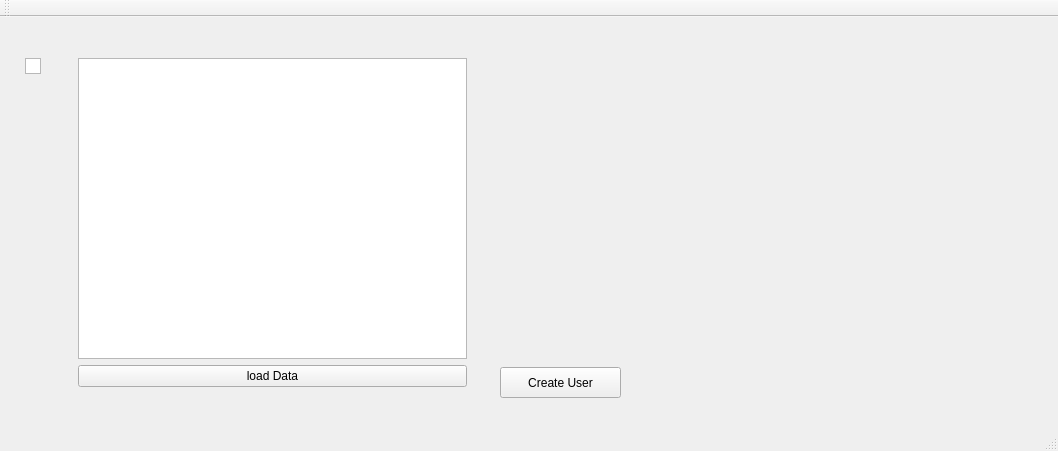
The window that mainwindow.ui (aliysefian/qt-test) describes before a commit, drawn with Qt 5.
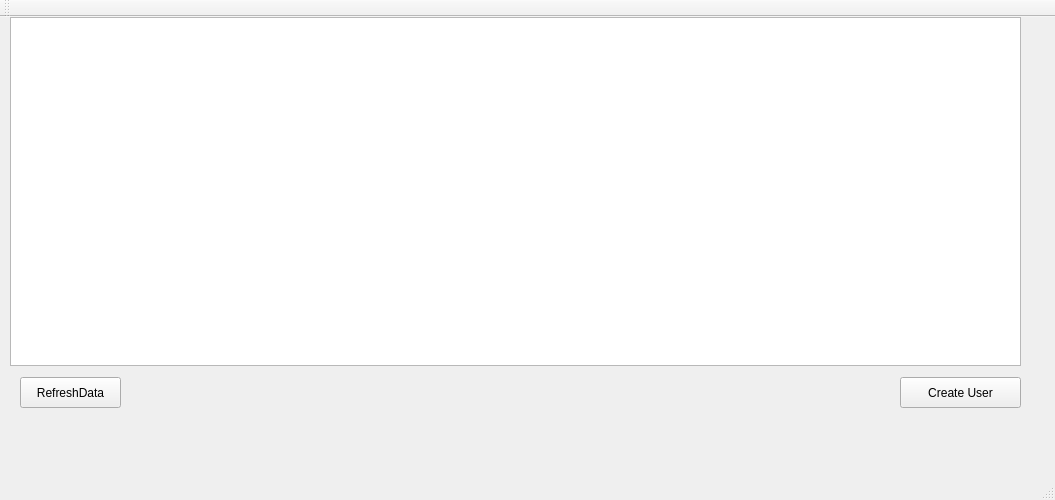
The same window after the commit.

Commit message: add freq in UI  basic

Diff of the .ui file:
```diff
--- a/mainwindow.ui
+++ b/mainwindow.ui
@@ -6,13 +6,20 @@
    <rect>
     <x>0</x>
     <y>0</y>
-    <width>1058</width>
-    <height>451</height>
+    <width>1055</width>
+    <height>500</height>
    </rect>
   </property>
   <property name="windowTitle">
    <string>MainWindow</string>
   </property>
+  <property name="styleSheet">
+   <string notr="true">QPushButton:hover:!pressed
+{
+  border: 1px solid red;
+}
+</string>
+  </property>
   <widget class="QWidget" name="centralWidget">
    <widget class="QTableView" name="tableView">
     <property name="geometry">
@@ -27,8 +34,8 @@
    <widget class="QPushButton" name="btn_create_user">
     <property name="geometry">
      <rect>
-      <x>500</x>
-      <y>350</y>
+      <x>900</x>
+      <y>360</y>
       <width>121</width>
       <height>31</height>
      </rect>
@@ -37,28 +44,41 @@
      <string>Create User</string>
     </property>
    </widget>
-   <widget class="QWidget" name="">
+   <widget class="QPushButton" name="btn_load_user_data">
     <property name="geometry">
      <rect>
-      <x>67</x>
-      <y>30</y>
-      <width>411</width>
-      <height>351</height>
+      <x>20</x>
+      <y>360</y>
+      <width>101</width>
+      <height>31</height>
      </rect>
     </property>
-    <layout class="QVBoxLayout" name="verticalLayout">
-     <item>
-      <widget class="QTableView" name="tbl_user"/>
-     </item>
-     <item>
-      <widget class="QPushButton" name="btn_load_user_data">
-       <property name="text">
-        <string>load Data</string>
-       </property>
-      </widget>
-     </item>
-    </layout>
-    <zorder>tbl_user</zorder>
+    <property name="text">
+     <string>RefreshData</string>
+    </property>
+   </widget>
+   <widget class="QTableView" name="tbl_user">
+    <property name="geometry">
+     <rect>
+      <x>10</x>
+      <y>0</y>
+      <width>1011</width>
+      <height>349</height>
+     </rect>
+    </property>
+   </widget>
+   <widget class="QLabel" name="lblCountOfUser">
+    <property name="geometry">
+     <rect>
+      <x>350</x>
+      <y>370</y>
+      <width>321</width>
+      <height>21</height>
+     </rect>
+    </property>
+    <property name="text">
+     <string/>
+    </property>
    </widget>
   </widget>
   <widget class="QMenuBar" name="menuBar">
```
Left out of the diff: 2 changed lines with no effect on the pictures. The commit also changes 2 other files.
